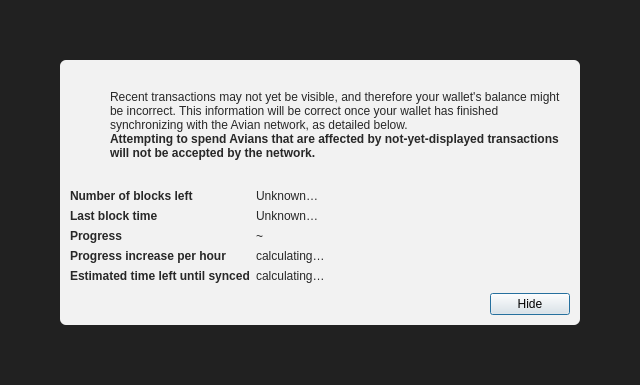
Before: the Qt Designer form src/qt/forms/modaloverlay.ui in cdonnachie/avian-lab, drawn with Qt 5.
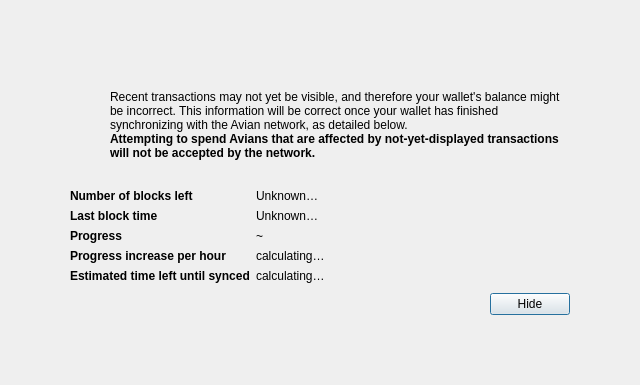
After: the same form once the commit is applied. Icons and pictures are not drawn.

Commit message:
Fix modal overlay for dark theme, fix CSS resource path mismatches
Remove hardcoded inline stylesheets from modaloverlay.ui (white background
and dark text color) that were overriding the CSS theme. The Dark.css and
Light.css theme files already have proper ModalOverlay styling rules. Also
strip .png file extensions from scrollbar hover arrow references in both
CSS files to match the QRC alias names, which Qt6 resolves more strictly.

Patch:
```diff
--- a/src/qt/forms/modaloverlay.ui
+++ b/src/qt/forms/modaloverlay.ui
@@ -31,9 +31,6 @@
    </property>
    <item>
     <widget class="QWidget" name="bgWidget" native="true">
-     <property name="styleSheet">
-      <string notr="true">#bgWidget { background: rgba(0,0,0,220); }</string>
-     </property>
      <layout class="QVBoxLayout" name="verticalLayoutMain" stretch="1">
       <property name="leftMargin">
        <number>60</number>
@@ -49,11 +46,6 @@
       </property>
       <item>
        <widget class="QWidget" name="contentWidget" native="true">
-        <property name="styleSheet">
-         <string notr="true">#contentWidget { background: rgba(255,255,255,240); border-radius: 6px; }
-
-QLabel { color: rgb(40,40,40);  }</string>
-        </property>
         <layout class="QVBoxLayout" name="verticalLayoutSub" stretch="1,0,0,0">
          <property name="spacing">
           <number>0</number>
```
The commit also changes 2 other files.
